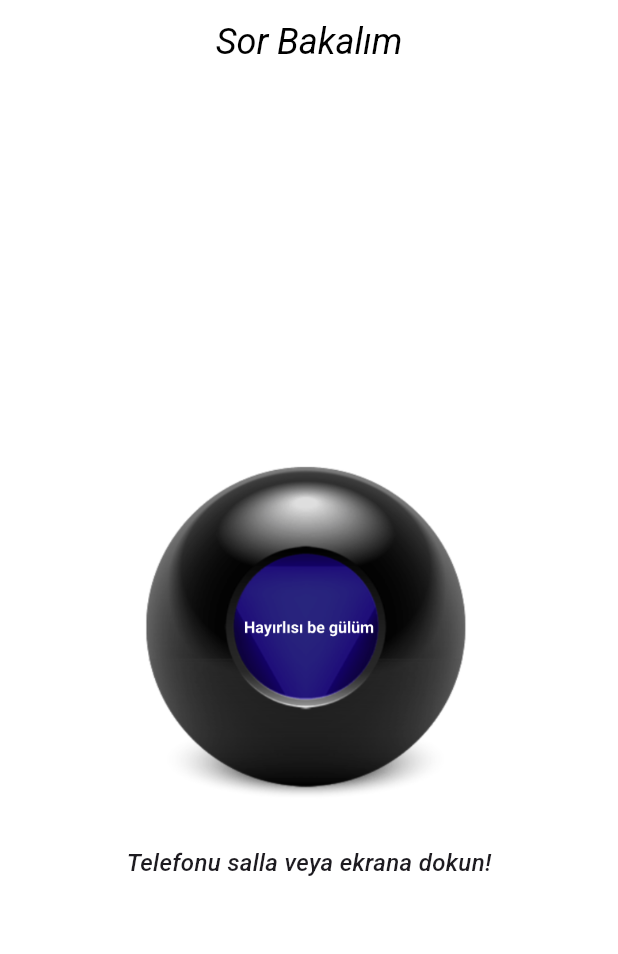
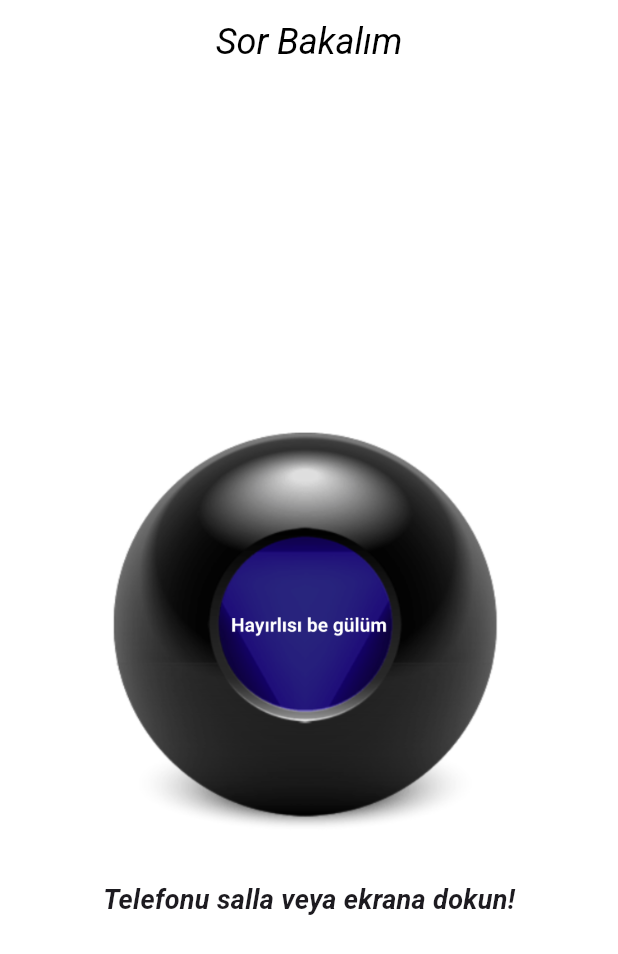
Before and after one commit to relmyer/gizura, a Flutter app: the screen it shows after launch, on a phone screen of 412 x 824 dp. Shown: the top 954 px of the screen. Run offline on Flutter 3.47's test engine with Material 3 defaults, Android fonts, the phone set to English and light mode, and no system bars; our stand-ins replace sensors_plus.

Commit message:
Gizura: Animasyonlu geçiş efekti eklendi 🎩✨

```diff
--- a/lib/main.dart
+++ b/lib/main.dart
@@ -27,14 +27,13 @@ class MagicBallScreen extends StatefulWidget {
 class _MagicBallScreenState extends State<MagicBallScreen> {
   int imageIndex = 1;
   bool isShaking = false;
+  double opacity = 1.0;
 
   @override
   void initState() {
     super.initState();
 
-
     imageIndex = Random().nextInt(23) + 1;
-
 
     accelerometerEvents.listen((AccelerometerEvent event) {
       double shakeThreshold = 15.0;
@@ -47,8 +46,14 @@ class _MagicBallScreenState extends State<MagicBallScreen> {
 
   void getRandomImage() {
     setState(() {
-      imageIndex = Random().nextInt(23) + 1;
-      isShaking = false;
+      opacity = 0.0;
+    });
+
+    Future.delayed(Duration(milliseconds: 500), () {
+      setState(() {
+        imageIndex = Random().nextInt(23) + 1;
+        opacity = 1.0;
+      });
     });
   }
 
@@ -87,17 +92,22 @@ class _MagicBallScreenState extends State<MagicBallScreen> {
           child: Column(
             mainAxisAlignment: MainAxisAlignment.center,
             children: [
-              Image.asset(
-                'images/$imageIndex.png',
-                width: 250,
-                height: 250,
+              AnimatedOpacity(
+                duration: Duration(milliseconds: 500),
+                opacity: opacity,
+                child: Image.asset(
+                  'images/$imageIndex.png',
+                  width: 300,
+                  height: 300,
+                  fit: BoxFit.contain,
+                ),
               ),
               const SizedBox(height: 20),
               const Text(
                 "Telefonu salla veya ekrana dokun!",
                 style: TextStyle(
-                  fontSize: 16,
-                  fontWeight: FontWeight.w500,
+                  fontSize: 18,
+                  fontWeight: FontWeight.bold,
                 ),
               ),
             ],
```
Also changed, not shown: 143 other files.
